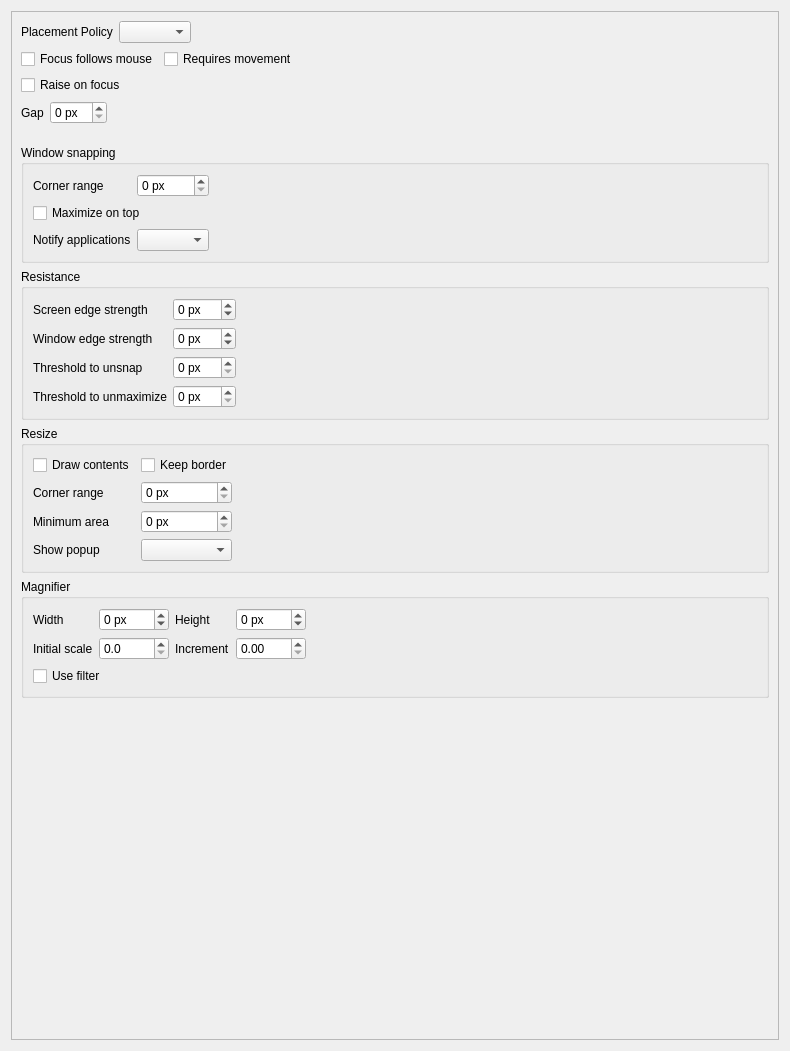
Old version of the form src/behaviour.ui in the repository labwc/labwc-tweaks.
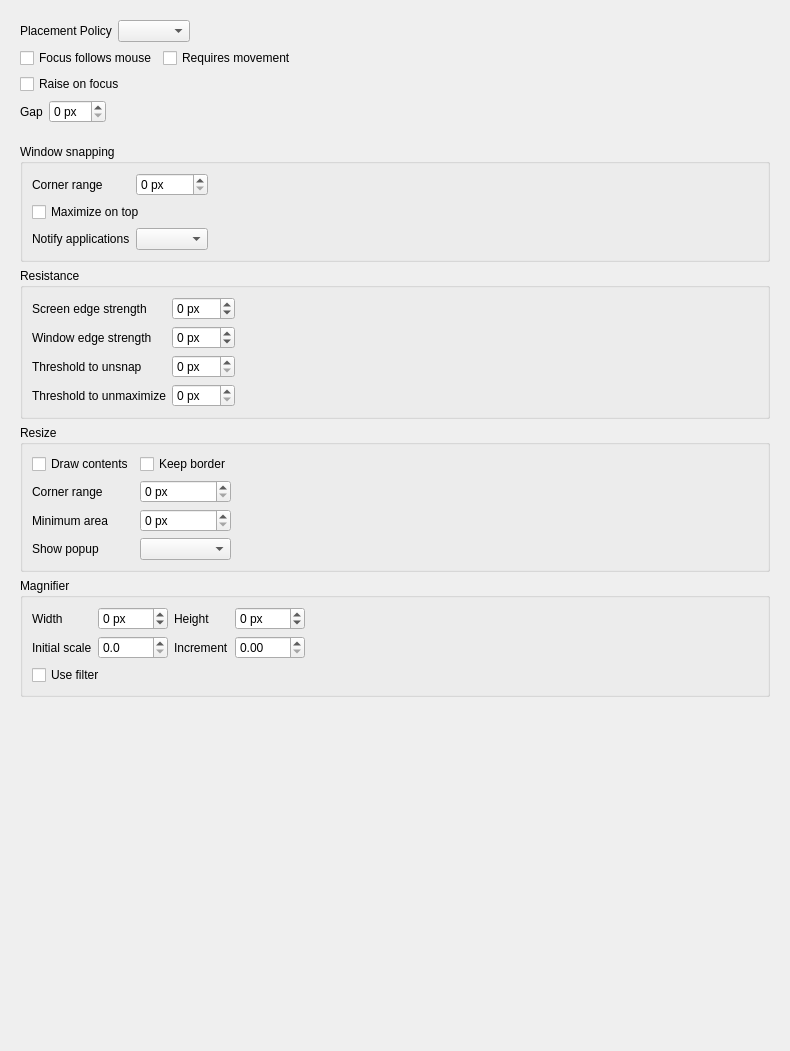
New version of the form.

Commit message: behaviour.ui: remove scroll area border

Diff of the .ui file:
```diff
--- a/src/behaviour.ui
+++ b/src/behaviour.ui
@@ -13,6 +13,9 @@
   <layout class="QVBoxLayout" name="verticalLayout_3">
    <item>
     <widget class="QScrollArea" name="scrollArea">
+     <property name="frameShape">
+      <enum>QFrame::Shape::NoFrame</enum>
+     </property>
      <property name="widgetResizable">
       <bool>true</bool>
      </property>
```
